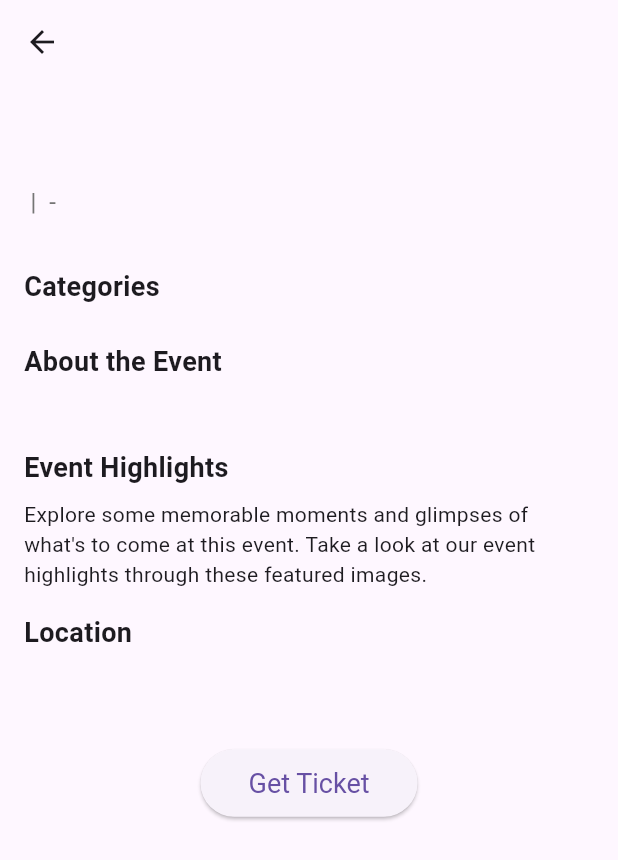
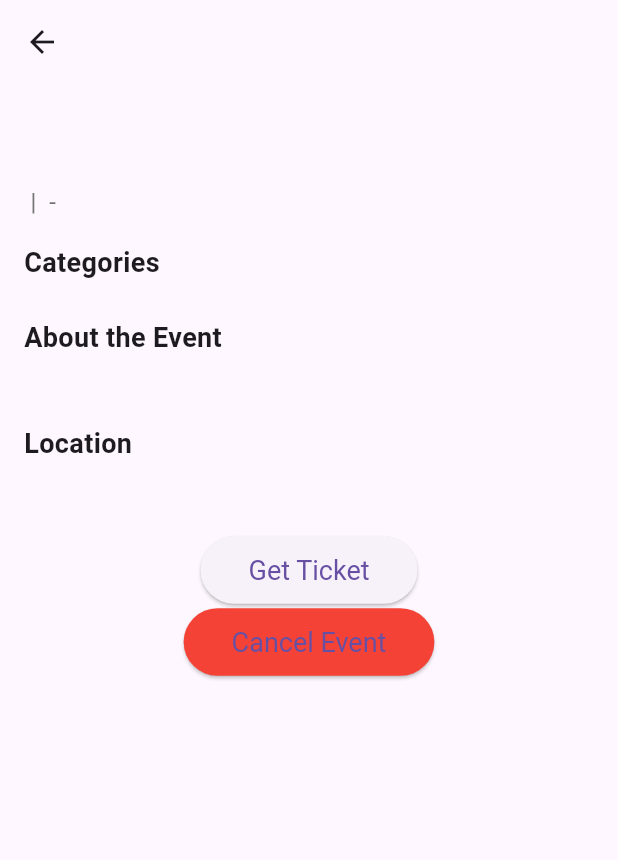
Before and after one commit to mucthecoder/Event_And_Activities_App, a Flutter app: the EventDetailPage screen opened directly with empty values, on a phone screen of 412 x 824 dp. Shown: the top 860 px of the screen. Run offline on Flutter 3.47's test engine with Material 3 defaults, Android fonts, the phone set to English and light mode, and no system bars; our stand-ins replace dio, flutter_svg, google_sign_in, image_picker, persistent_bottom_nav_bar, shared_preferences; accounts and stored records are empty.

```diff
--- a/lib/screens/Eventspecifics.dart
+++ b/lib/screens/Eventspecifics.dart
@@ -1,16 +1,41 @@
-
 import 'package:flutter/material.dart';
-
-
+import 'package:http/http.dart' as http; // Import http package for making requests
+import 'package:shared_preferences/shared_preferences.dart';
 import 'Event.dart';
 import 'authentication/login_page.dart';
-// Add google_maps_flutter if you want to display a map
-// import 'package:google_maps_flutter/google_maps_flutter.dart';
 
 class EventDetailPage extends StatelessWidget {
-  final Event event; // Assuming you have an Event model
+  final Event event;
 
   EventDetailPage({required this.event});
+
+  // Function to cancel the event
+  Future<void> cancelEvent(BuildContext context) async {
+    SharedPreferences prefs = await SharedPreferences.getInstance();
+    String? token = prefs.getString('token');
+    final eventId = event.event_id; // Replace with the actual property for event ID
+    final response = await http.patch(
+      Uri.parse('https://eventsapi3a.azurewebsites.net/api/events/$eventId/cancel'),
+      headers: {
+        'Authorization': 'Bearer $token', // Replace with actual token if needed
+        'Content-Type': 'application/json',
+      },
+    );
+
+    if (response.statusCode == 200) {
+      // Handle successful cancellation
+      ScaffoldMessenger.of(context).showSnackBar(
+        SnackBar(content: Text('Event cancelled successfully!')),
+      );
+      // Optionally, navigate back or refresh the event list
+      Navigator.pop(context);
+    } else {
+      // Handle error
+      ScaffoldMessenger.of(context).showSnackBar(
+        SnackBar(content: Text('Failed to cancel event: ${response.body}')),
+      );
+    }
+  }
 
   @override
   Widget build(BuildContext context) {
@@ -39,10 +64,6 @@
               ),
               SizedBox(height: 16),
 
-              // Organizer Section
-
-              SizedBox(height: 16),
-
               // Categories Section
               Text(
                 'Categories',
@@ -69,19 +90,7 @@
               Text(event.description),
               SizedBox(height: 16),
 
-              // Event Highlights (you can replace this with images, if required)
-              Text(
-                'Event Highlights',
-                style: TextStyle(fontSize: 18, fontWeight: FontWeight.bold),
-              ),
-              SizedBox(height: 8),
-              Text(
-                'Explore some memorable moments and glimpses of what\'s to come at this event. '
-                    'Take a look at our event highlights through these featured images.',
-              ),
-              SizedBox(height: 16),
-
-              // Location and Map Section
+              // Location Section
               Text(
                 'Location',
                 style: TextStyle(fontSize: 18, fontWeight: FontWeight.bold),
@@ -91,11 +100,6 @@
                 event.location,
                 style: TextStyle(fontSize: 16),
               ),
-              SizedBox(height: 16),
-
-              // Placeholder for a Map (Google Maps)
-
-
               SizedBox(height: 16),
 
               // Get Ticket Button
@@ -114,6 +118,22 @@
                   ),
                 ),
               ),
+
+              // Cancel Event Button
+              Center(
+                child: ElevatedButton(
+                  onPressed: () => cancelEvent(context),
+                  child: Text('Cancel Event'),
+                  style: ElevatedButton.styleFrom(
+                    backgroundColor: Colors.red, // Change color to indicate cancellation
+                    padding: EdgeInsets.symmetric(horizontal: 32, vertical: 12),
+                    textStyle: TextStyle(fontSize: 18),
+                    shape: RoundedRectangleBorder(
+                      borderRadius: BorderRadius.circular(30),
+                    ),
+                  ),
+                ),
+              ),
             ],
           ),
         ),
--- a/lib/screens/authentication/login_page.dart
+++ b/lib/screens/authentication/login_page.dart
@@ -1,13 +1,14 @@
 import 'dart:convert';
 
 
+import 'package:event_and_activities_app/screens/Eventcreater.dart';
 import 'package:event_and_activities_app/screens/authentication/forgot_password.dart';
 import 'package:event_and_activities_app/screens/eventlisting.dart';
 import 'package:flutter/material.dart';
 import 'package:google_sign_in/google_sign_in.dart';
 import 'package:shared_preferences/shared_preferences.dart';
 
-import '../home.dart';
+
 import 'signup_page.dart';
 import 'package:http/http.dart' as http;
 
@@ -69,7 +70,7 @@
       // Navigate to the next page
       Navigator.pushReplacement(
         context,
-        MaterialPageRoute(builder: (context) => Home()),
+        MaterialPageRoute(builder: (context) => CreateNewEventPage()),
       );
     } else {
       ScaffoldMessenger.of(context).showSnackBar(
```
